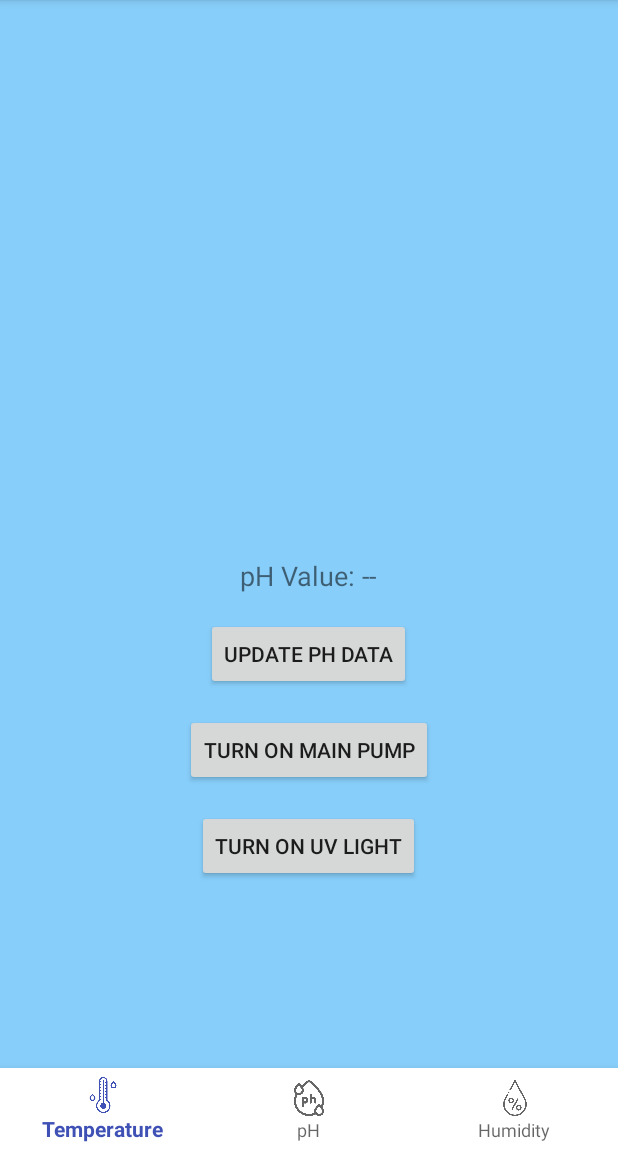
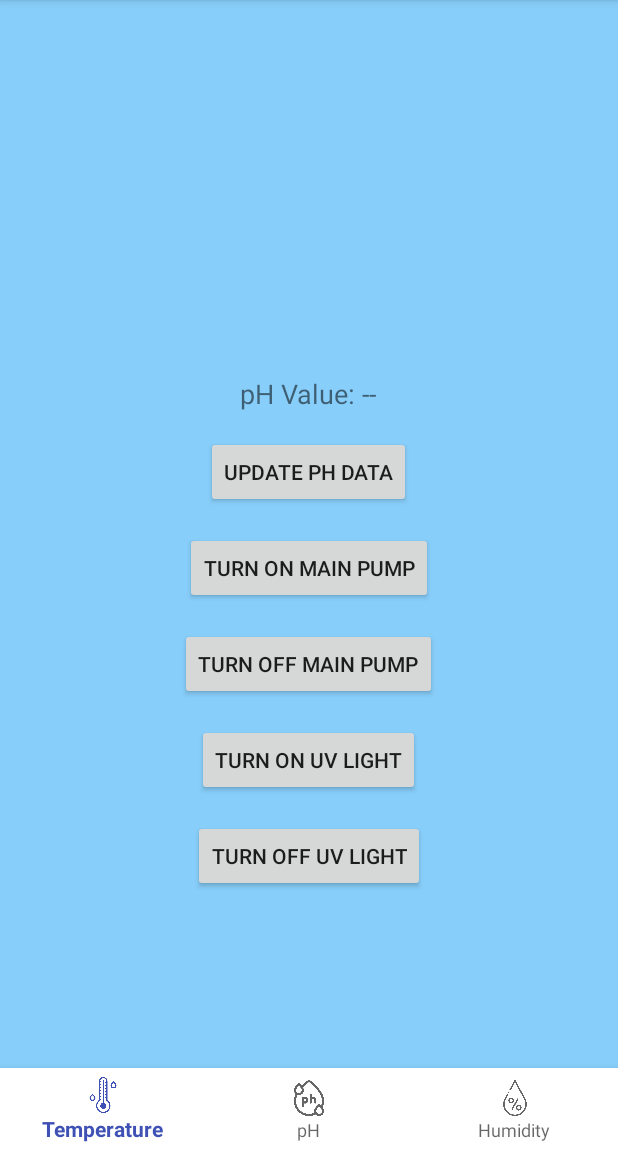
Before and after one commit to as13af/IoT-Based-Hydroponic-with-Blynk-API, an Android app built with Jetpack Compose: the PHActivity screen opened directly, with no data from a screen before it, on a phone screen of 412 x 824 dp, the part 84-1236 px from its top. Run offline under Robolectric (Android 15) with nearby library versions, the phone set to English and light mode, and no system bars.

Commit message:
Added off buttons -> Main Pump -> UV Light

```diff
--- a/HydroponicNewCelery/app/src/main/java/com/example/hydroponicnewcelery/PHActivity.java
+++ b/HydroponicNewCelery/app/src/main/java/com/example/hydroponicnewcelery/PHActivity.java
@@ -49,6 +49,8 @@ public class PHActivity extends AppCompatActivity {
         Button updatePhButton = findViewById(R.id.updatePhButton);
         Button acidPumpButton = findViewById(R.id.acidPumpButton);
         Button basePumpButton = findViewById(R.id.basePumpButton);
+        Button acidoffPumpButton = findViewById(R.id.acidoffPumpButton);
+        Button baseoffPumpButton = findViewById(R.id.baseoffPumpButton);
 
         // Retrieve and display the current pH value from Blynk
         retrieveAndDisplayPhValue();
@@ -76,9 +78,19 @@ public class PHActivity extends AppCompatActivity {
             sendValueToBlynk(ACID_PUMP_VIRTUAL_PIN, "1");
         });
 
+        acidoffPumpButton.setOnClickListener(v -> {
+            // Logic to handle turning on Acid Pump
+            sendValueToBlynk(ACID_PUMP_VIRTUAL_PIN, "0");
+        });
+
         basePumpButton.setOnClickListener(v -> {
             // Logic to handle turning on Base Pump
             sendValueToBlynk(BASE_PUMP_VIRTUAL_PIN, "1");
+        });
+
+        baseoffPumpButton.setOnClickListener(v -> {
+            // Logic to handle turning on Base Pump
+            sendValueToBlynk(BASE_PUMP_VIRTUAL_PIN, "0");
         });
     }
 
--- a/HydroponicNewCelery/app/src/main/res/layout/activity_ph.xml
+++ b/HydroponicNewCelery/app/src/main/res/layout/activity_ph.xml
@@ -2,6 +2,7 @@
 <RelativeLayout xmlns:android="http://schemas.android.com/apk/res/android"
     android:layout_width="match_parent"
     android:layout_height="match_parent"
+    android:layout_centerInParent="true"
     android:background="#87CEFA">
 
     <!-- Include the common base layout -->
@@ -11,8 +12,9 @@
         android:id="@+id/phValueTextView"
         android:layout_width="wrap_content"
         android:layout_height="wrap_content"
-        android:layout_centerInParent="true"
+        android:layout_centerHorizontal="true"
         android:text="@string/ph_value_placeholder"
+        android:layout_marginTop="250dp"
         android:textSize="18sp" />
 
     <!-- Rule 3: Offer Informative Feedback -->
@@ -35,13 +37,31 @@
         android:layout_marginTop="16dp"
         android:text="@string/turn_on_acid_pump" />
 
+    <Button
+        android:id="@+id/acidoffPumpButton"
+        android:layout_width="wrap_content"
+        android:layout_height="wrap_content"
+        android:layout_below="@id/acidPumpButton"
+        android:layout_centerHorizontal="true"
+        android:layout_marginTop="16dp"
+        android:text="@string/turn_off_acid_pump" />
+
     <!-- Rule 6: Permit Easy Reversal of Actions -->
     <Button
         android:id="@+id/basePumpButton"
         android:layout_width="wrap_content"
         android:layout_height="wrap_content"
-        android:layout_below="@id/acidPumpButton"
+        android:layout_below="@id/acidoffPumpButton"
         android:layout_centerHorizontal="true"
         android:layout_marginTop="16dp"
         android:text="@string/turn_on_base_pump" />
+
+    <Button
+        android:id="@+id/baseoffPumpButton"
+        android:layout_width="wrap_content"
+        android:layout_height="wrap_content"
+        android:layout_below="@id/basePumpButton"
+        android:layout_centerHorizontal="true"
+        android:layout_marginTop="16dp"
+        android:text="@string/turn_off_base_pump" />
 </RelativeLayout>
--- a/HydroponicNewCelery/app/src/main/res/values/strings.xml
+++ b/HydroponicNewCelery/app/src/main/res/values/strings.xml
@@ -44,6 +44,8 @@
 
     <string name="turn_on_acid_pump">Turn On Main Pump</string>
     <string name="turn_on_base_pump">Turn On UV Light</string>
+    <string name="turn_off_acid_pump">Turn Off Main Pump</string>
+    <string name="turn_off_base_pump">Turn Off UV Light</string>
 
 
     <string name="button_update_temperature_status">Update Temperature Status</string>
```
